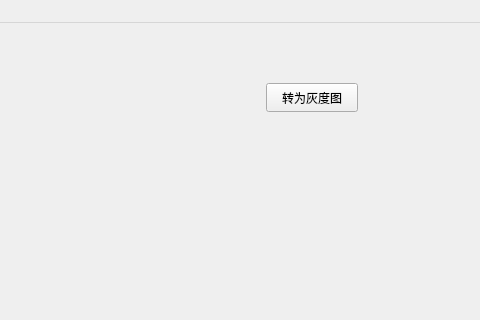
Qt form ImageWithUI/mainwindow.ui (Obj4ct/ImageWithUI) before a commit; both pictures show x 384 to 864 and y 0 to 320 of the 864 by 661 pixel window.
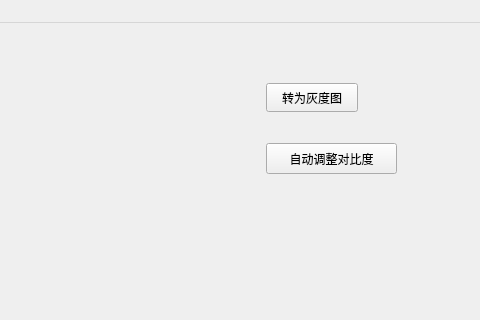
The same form after that commit.

Commit message: 添加了自动对比度功能

What changed in the file:
```diff
--- a/ImageWithUI/mainwindow.ui
+++ b/ImageWithUI/mainwindow.ui
@@ -49,6 +49,19 @@
       <string>转为灰度图</string>
      </property>
     </widget>
+    <widget class="QPushButton" name="btn_autoContrast">
+     <property name="geometry">
+      <rect>
+       <x>40</x>
+       <y>90</y>
+       <width>131</width>
+       <height>31</height>
+      </rect>
+     </property>
+     <property name="text">
+      <string>自动调整对比度</string>
+     </property>
+    </widget>
    </widget>
   </widget>
   <widget class="QMenuBar" name="menubar">
```
The commit also changes 3 other files.
